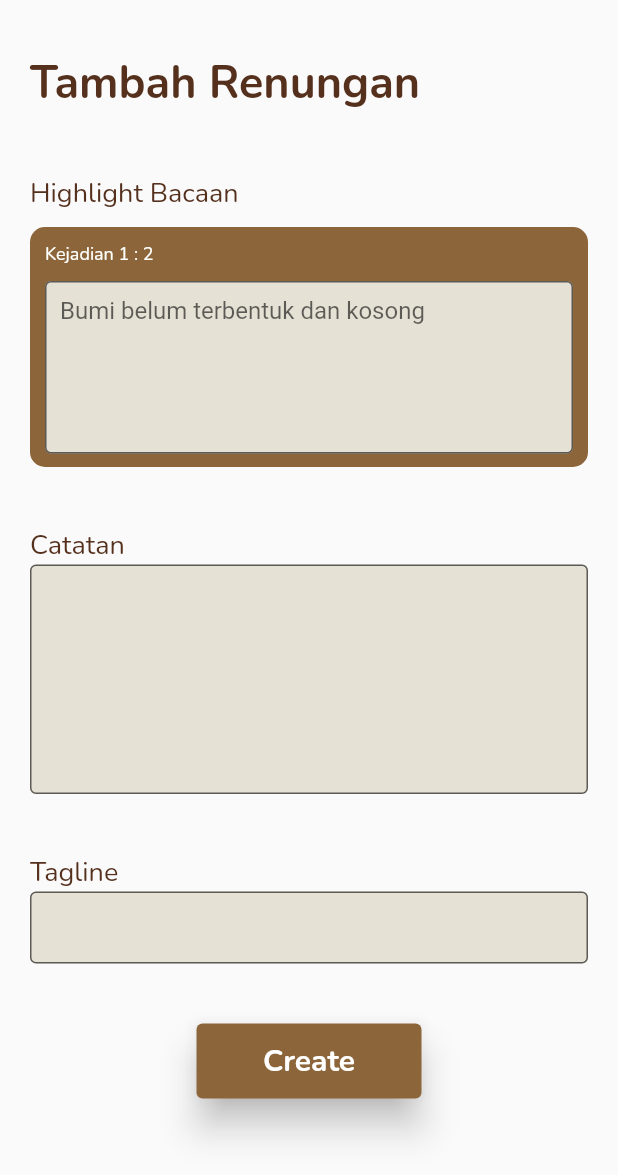
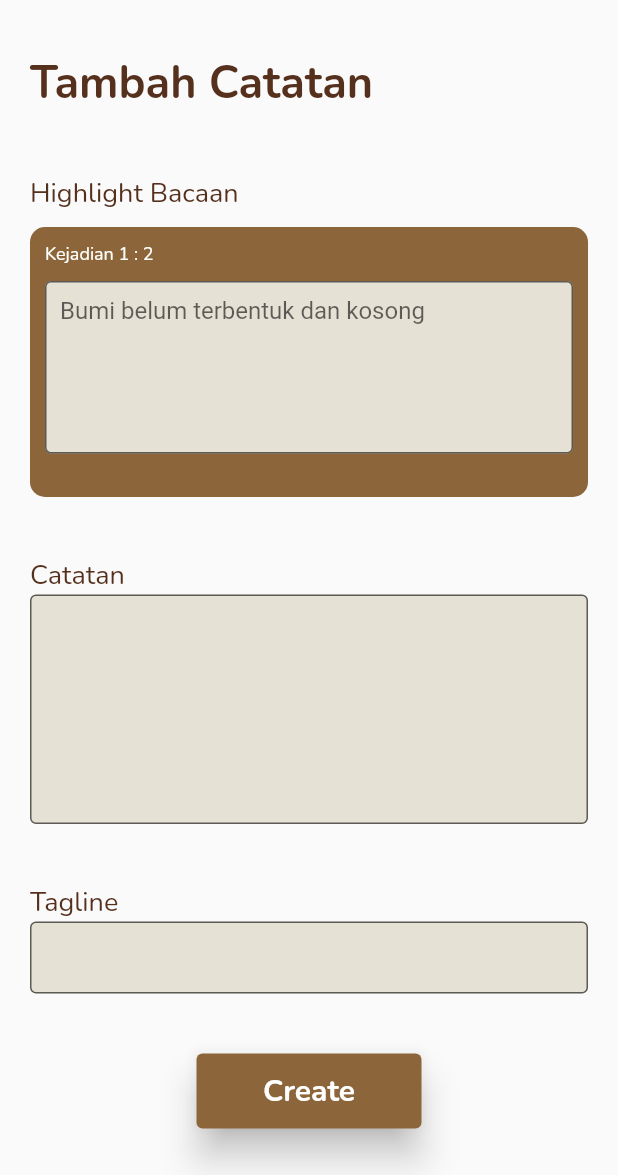
Before and after one commit to felicialaksanap/front-end_alkitab_felak, a Flutter app: the CatatanPage screen opened directly, on a phone screen of 412 x 824 dp, the part 61-1236 px from its top. Run offline on Flutter 3.47's test engine with Material 2 defaults, Android fonts, the light colour scheme and no system bars; our stand-ins replace google_fonts, image_picker; missing offline and left inert: draggable_scrollbar.

Commit message:
edited 11

```diff
--- a/lib/catatanpage.dart
+++ b/lib/catatanpage.dart
@@ -30,13 +30,13 @@ class _CatatanPageState extends State<CatatanPage> {
           child: Column(
             crossAxisAlignment: CrossAxisAlignment.start,
             children: [
-              Text("Tambah Renungan", style: GoogleFonts.nunito(textStyle: const TextStyle(fontSize: 30, color: Color.fromARGB(255, 85, 48, 29), fontWeight: FontWeight.bold))),
+              Text("Tambah Catatan", style: GoogleFonts.nunito(textStyle: const TextStyle(fontSize: 30, color: Color.fromARGB(255, 85, 48, 29), fontWeight: FontWeight.bold))),
               const SizedBox(height: 40,),
               Text("Highlight Bacaan", style: GoogleFonts.nunito(textStyle: const TextStyle(fontSize: 18, color: Color.fromARGB(255, 85, 48, 29)))),
               const SizedBox(height: 10,),
               Container(
                 width: MediaQuery.of(context).size.width,
-                height: 160,
+                height: 180,
                 decoration: BoxDecoration(
                   borderRadius: BorderRadius.circular(10),
                   color: const Color.fromARGB(255, 140, 101, 58),
@@ -101,7 +101,9 @@ class _CatatanPageState extends State<CatatanPage> {
                 maxLines: 1,
               ),
               const SizedBox(height: 40,),
-              Row(
+              Padding(
+                padding: const EdgeInsets.only(bottom: 20.0),
+                child: Row(
                   mainAxisAlignment: MainAxisAlignment.center,
                   children: [
                     SizedBox(
@@ -119,6 +121,7 @@ class _CatatanPageState extends State<CatatanPage> {
                     ),
                   ],
                 ),
+              ),
             ],
           ),
         ),
```
Also changed, not shown: lib/listcatatan.dart (+12 -40 lines), lib/listrenungan.dart (+11 -0 lines), lib/renunganpage.dart (+5 -2 lines).
